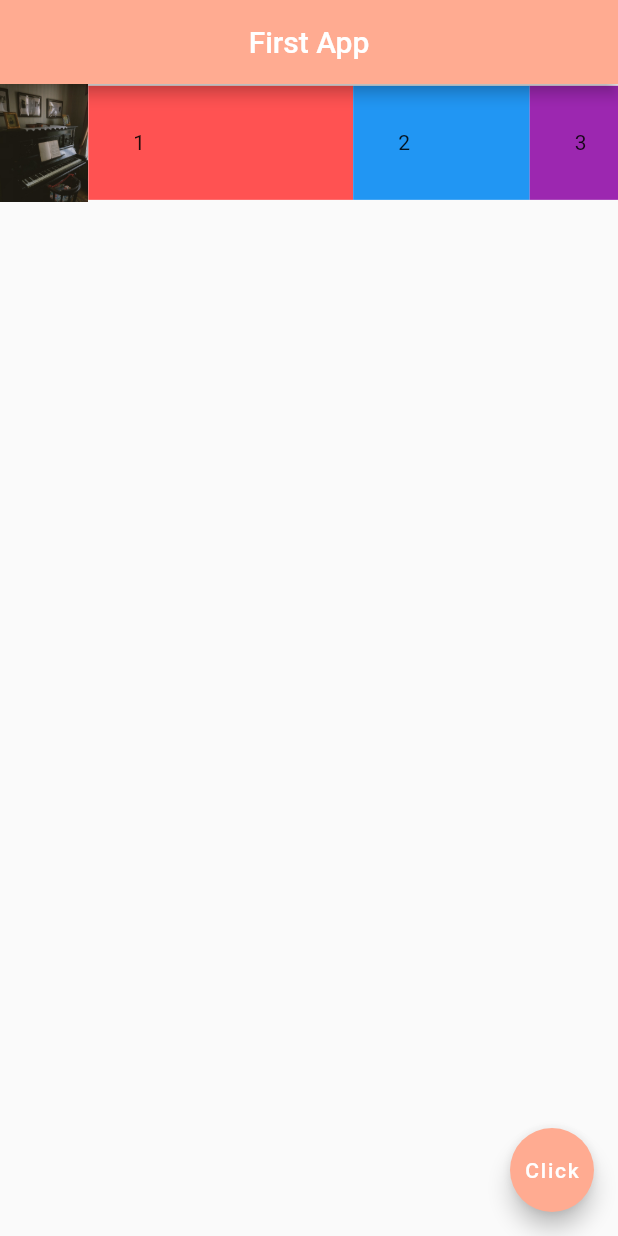
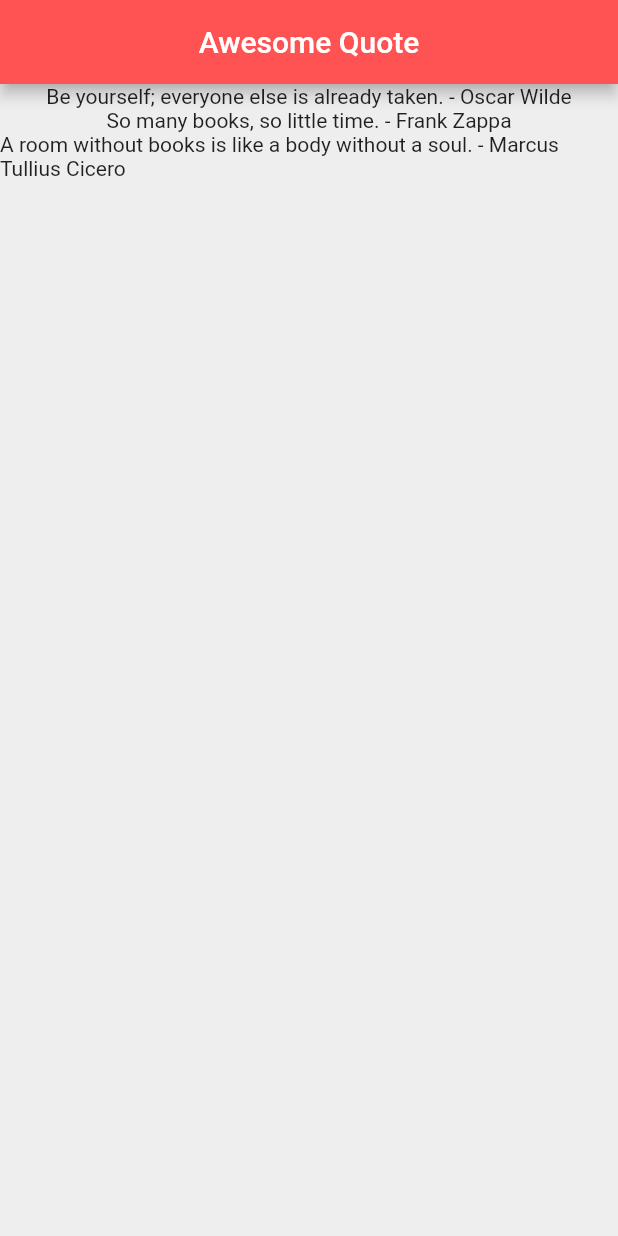
Before and after one commit to eyubech/fltcourse, a Flutter app: the screen it shows after launch, on a phone screen of 412 x 824 dp. Run offline on Flutter 3.47's test engine with Material 2 defaults, Android fonts, the phone set to English and light mode, and no system bars.

Commit message:
Custom Class

```diff
--- a/lib/main.dart
+++ b/lib/main.dart
@@ -1,50 +1,42 @@
 import 'package:flutter/material.dart';
+import 'quote.dart';
 
-void main() =>
-    runApp(MaterialApp(debugShowCheckedModeBanner: false, home: Home()));
+void main() => runApp(MaterialApp(
+      debugShowCheckedModeBanner: false,
+      home: Quotelist(),
+    ));
 
-class Home extends StatelessWidget {
+class Quotelist extends StatefulWidget {
+  @override
+  _QuotelistState createState() => _QuotelistState();
+}
+
+class _QuotelistState extends State<Quotelist> {
+  List<Quote> quotes = [
+    Quote(
+        author: 'Oscar Wilde',
+        text: "Be yourself; everyone else is already taken."),
+    Quote(author: 'Frank Zappa', text: "So many books, so little time."),
+    Quote(
+        author: 'Marcus Tullius Cicero',
+        text: "A room without books is like a body without a soul."),
+  ];
+  List<String> authors = [
+    "Oscar Wilde",
+    "Frank Zappa",
+    "Marcus Tullius Cicero"
+  ];
   @override
   Widget build(BuildContext context) {
     return Scaffold(
+      backgroundColor: Colors.grey[200],
       appBar: AppBar(
-        title: Text('First App'),
+        title: Text("Awesome Quote"),
         centerTitle: true,
-        backgroundColor: Colors.deepOrange[200],
+        backgroundColor: Colors.redAccent,
       ),
-      body: Row(
-        children: <Widget>[
-          Expanded(child: Image.asset("assets/image1.jpg")),
-          Expanded(
-            flex: 3,
-            child: Container(
-              padding: EdgeInsets.all(30.0),
-              color: Colors.redAccent,
-              child: Text("1"),
-            ),
-          ),
-          Expanded(
-            flex: 2,
-            child: Container(
-              padding: EdgeInsets.all(30.0),
-              color: Colors.blue,
-              child: Text("2"),
-            ),
-          ),
-          Expanded(
-            flex: 1,
-            child: Container(
-              padding: EdgeInsets.all(30.0),
-              color: Colors.purple,
-              child: Text("3"),
-            ),
-          )
-        ],
-      ),
-      floatingActionButton: FloatingActionButton(
-        backgroundColor: Colors.deepOrange[200],
-        child: Text("Click"),
-        onPressed: () {},
+      body: Column(
+        children: quotes.map((e) => Text("${e.text} - ${e.author}")).toList(),
       ),
     );
   }
--- /dev/null
+++ b/lib/quote.dart
@@ -0,0 +1,6 @@
+class Quote {
+  String text = "";
+  String author = "";
+
+  Quote({this.text = "", this.author = ""}) {}
+}
--- /dev/null
+++ b/temp.txt
@@ -0,0 +1,9 @@
+    "Be yourself; everyone else is already taken.",
+    "So many books, so little time.",
+    "A room without books is like a body without a soul."
+
+
+
+    "Oscar Wilde",
+    "Frank Zappa",
+    "Marcus Tullius Cicero"
```
